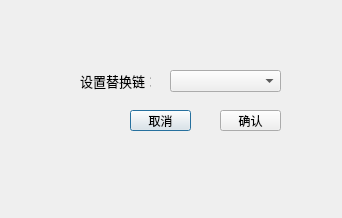
First picture: the form in XYnetwork_PC/replacechaindialog.ui, repository hym20020212/TRCGM_project, before the edit.
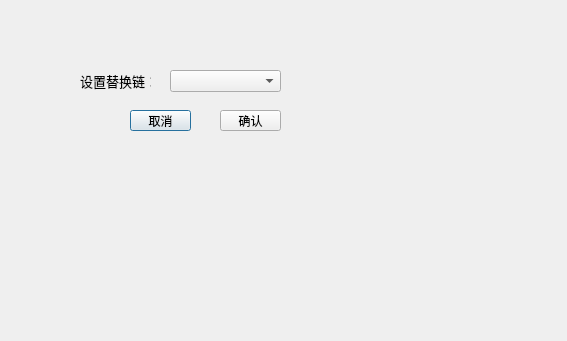
Second picture: the form after the edit.

Patch:
```diff
--- a/XYnetwork_PC/replacechaindialog.ui
+++ b/XYnetwork_PC/replacechaindialog.ui
@@ -6,8 +6,8 @@
    <rect>
     <x>0</x>
     <y>0</y>
-    <width>342</width>
-    <height>218</height>
+    <width>567</width>
+    <height>341</height>
    </rect>
   </property>
   <property name="windowTitle">
```
